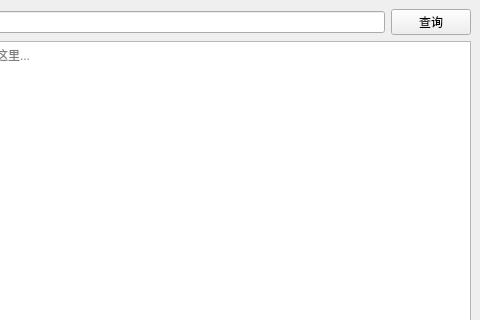
Old version of the form mainwindow.ui in the repository celesteche/SmartDict; both pictures show x 320 to 800 and y 0 to 320 of the 800 by 600 pixel window.
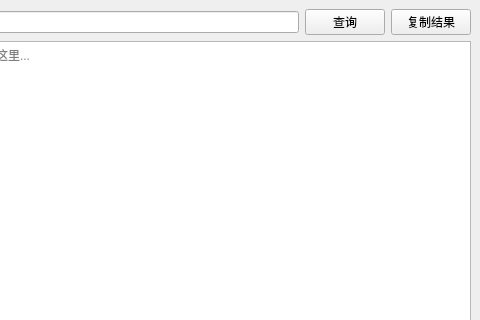
New version of the form.

Commit message: Step 16: 实现结果复制功能，支持一键将翻译内容存入系统剪贴板

Diff of the .ui file:
```diff
--- a/mainwindow.ui
+++ b/mainwindow.ui
@@ -31,6 +31,13 @@
         </property>
        </widget>
       </item>
+      <item>
+       <widget class="QPushButton" name="copyButton">
+        <property name="text">
+         <string>复制结果</string>
+        </property>
+       </widget>
+      </item>
      </layout>
     </item>
     <item>
```
The commit also changes 3 other files.
